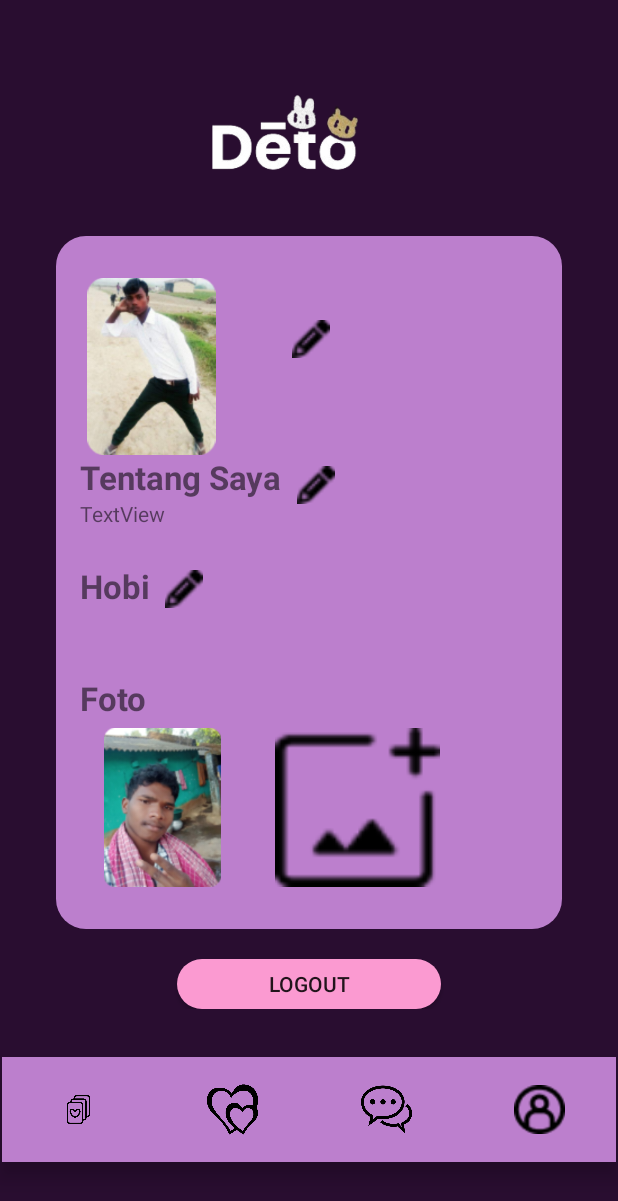
After one commit to excelsior09/Deto, an Android app: the profil screen opened directly, with no data from a screen before it, on a phone screen of 412 x 824 dp. The commit adds this screen. Shown: the top 1201 px of the screen. Run offline under Robolectric (Android 15) with nearby library versions, the phone set to English and light mode, and no system bars; our stand-ins replace Firebase (no records; nobody signed in at launch, a user with empty details on screens opened directly).

Commit message:
tambahan profil,match & asset

```diff
--- a/app/build.gradle.kts
+++ b/app/build.gradle.kts
@@ -45,9 +45,9 @@ dependencies {
     implementation(platform("com.google.firebase:firebase-bom:32.8.0"))
     implementation("com.google.firebase:firebase-analytics")
     implementation("com.google.firebase:firebase-auth-ktx")
-    implementation("androidx.navigation:navigation-fragment-ktx:2.7.7")
-    implementation("androidx.navigation:navigation-ui-ktx:2.7.7")
+    implementation("de.hdodenhof:circleimageview:2.2.0")
     testImplementation("junit:junit:4.13.2")
     androidTestImplementation("androidx.test.ext:junit:1.1.5")
     androidTestImplementation("androidx.test.espresso:espresso-core:3.5.1")
+
 }
--- a/app/src/main/java/com/example/deto/RegisterActivity.kt
+++ b/app/src/main/java/com/example/deto/RegisterActivity.kt
@@ -13,6 +13,7 @@ import com.google.firebase.auth.userProfileChangeRequest
 
 class RegisterActivity : AppCompatActivity() {
     lateinit var editFullName: EditText
+    lateinit var editUmur: EditText
     lateinit var editEmail: EditText
     lateinit var editPassword: EditText
     lateinit var editPasswordConf: EditText
@@ -32,6 +33,7 @@ class RegisterActivity : AppCompatActivity() {
         super.onCreate(savedInstanceState)
         setContentView(R.layout.activity_register)
         editFullName = findViewById(R.id.full_name)
+        editUmur = findViewById(R.id.umur)
         editEmail = findViewById(R.id.email)
         editPassword = findViewById(R.id.password)
         editPasswordConf = findViewById(R.id.password_conf)
@@ -58,6 +60,7 @@ class RegisterActivity : AppCompatActivity() {
 
     private fun processRegister() {
         val fullName = editFullName.text.toString()
+        val umur = editUmur.text.toString()
         val email = editEmail.text.toString()
         val password = editPassword.text.toString()
 
--- /dev/null
+++ b/app/src/main/java/com/example/deto/profil.kt
@@ -0,0 +1,63 @@
+package com.example.deto
+
+import android.content.Intent
+import androidx.appcompat.app.AppCompatActivity
+import android.os.Bundle
+import android.widget.Button
+import android.widget.TextView
+import com.google.android.material.bottomnavigation.BottomNavigationView
+import com.google.firebase.auth.FirebaseAuth
+
+
+class profil : AppCompatActivity() {
+    lateinit var textFullName: TextView
+//    lateinit var btnLogout: Button
+
+    val firebaseAuth = FirebaseAuth.getInstance()
+    override fun onCreate(savedInstanceState: Bundle?) {
+        super.onCreate(savedInstanceState)
+        setContentView(R.layout.activity_profil)
+        textFullName =findViewById(R.id.namaprofil)
+//        btnLogout = findViewById<Button>(R.id.btnLogout)
+
+        val firebaseUser = firebaseAuth.currentUser
+        if (firebaseUser!=null){
+            textFullName.text = firebaseUser.displayName
+        }else{
+            startActivity(Intent(this, LoginActivity::class.java))
+            finish()
+        }
+//        btnLogout.setOnClickListener {
+//            firebaseAuth.signOut()
+//            startActivity(Intent(this, LoginActivity::class.java))
+//            finish()
+//        }
+
+
+        val bottomNavigationView = findViewById<BottomNavigationView>(R.id.bottomNav)
+        bottomNavigationView.setOnItemSelectedListener { menuItem ->
+            when (menuItem.itemId) {
+                R.id.home -> {
+                    startActivity(Intent(this, home2::class.java))
+                    true
+                }
+
+                R.id.riwayat -> {
+                    startActivity(Intent(this, riwayat::class.java))
+                    true
+                }
+
+                R.id.chat -> {
+                    startActivity(Intent(this, riwayat::class.java))
+                    true
+                }
+
+                R.id.profil -> {
+                    true
+                }
+
+                else -> false
+            }
+        }
+    }
+}
--- /dev/null
+++ b/app/src/main/res/drawable/radiuskirimpesan.xml
@@ -0,0 +1,6 @@
+<?xml version="1.0" encoding="utf-8"?>
+<shape xmlns:android="http://schemas.android.com/apk/res/android"
+    android:shape="rectangle">
+    <solid android:color="#FB9AD1" />
+    <corners android:radius="30dp" />
+</shape>
--- /dev/null
+++ b/app/src/main/res/drawable/radiusprofilac.xml
@@ -0,0 +1,6 @@
+<?xml version="1.0" encoding="utf-8"?>
+<shape xmlns:android="http://schemas.android.com/apk/res/android"
+    android:shape="rectangle">
+    <solid android:color="#BC7FCD" />
+    <corners android:radius="20dp" />
+</shape>
--- /dev/null
+++ b/app/src/main/res/layout/activity_profil.xml
@@ -0,0 +1,205 @@
+<?xml version="1.0" encoding="utf-8"?>
+<androidx.constraintlayout.widget.ConstraintLayout xmlns:android="http://schemas.android.com/apk/res/android"
+    xmlns:app="http://schemas.android.com/apk/res-auto"
+    xmlns:tools="http://schemas.android.com/tools"
+    android:layout_width="match_parent"
+    android:layout_height="match_parent"
+    android:background="#F21E0125"
+    tools:context=".coba">
+
+    <ScrollView
+        android:layout_width="match_parent"
+        android:layout_height="0dp"
+        app:layout_constraintTop_toTopOf="parent"
+        app:layout_constraintBottom_toTopOf="@id/bottomNav"
+        app:layout_constraintEnd_toEndOf="parent"
+        app:layout_constraintStart_toStartOf="parent">
+
+        <!-- Isi konten di sini -->
+        <LinearLayout
+            android:layout_width="match_parent"
+            android:layout_height="wrap_content"
+            android:orientation="vertical"
+            android:gravity="center">
+
+            <!-- Your content here -->
+
+            <ImageView
+                android:id="@+id/imageView2"
+                android:layout_width="166dp"
+                android:layout_height="157dp"
+                app:layout_constraintBottom_toTopOf="@+id/constraintLayout"
+                app:layout_constraintEnd_toEndOf="parent"
+                app:layout_constraintHorizontal_bias="0.579"
+                app:layout_constraintStart_toStartOf="parent"
+                app:layout_constraintTop_toTopOf="parent"
+                app:srcCompat="@drawable/logo" />
+
+            <androidx.constraintlayout.widget.ConstraintLayout
+                android:id="@+id/constraintLayout"
+                android:layout_width="337dp"
+                android:layout_height="462dp"
+                android:background="@drawable/radiusprofilac"
+                app:layout_constraintBottom_toBottomOf="parent"
+                app:layout_constraintEnd_toEndOf="parent"
+                app:layout_constraintHorizontal_bias="0.492"
+                app:layout_constraintStart_toStartOf="parent">
+
+                <ImageView
+                    android:id="@+id/imageView5"
+                    android:layout_width="95dp"
+                    android:layout_height="118dp"
+                    android:layout_marginStart="16dp"
+                    android:layout_marginTop="28dp"
+                    app:layout_constraintStart_toStartOf="parent"
+                    app:layout_constraintTop_toTopOf="parent"
+                    app:srcCompat="@drawable/roy1" />
+
+                <TextView
+                    android:id="@+id/namaprofil"
+                    android:layout_width="wrap_content"
+                    android:layout_height="wrap_content"
+                    android:layout_marginStart="36dp"
+                    android:text="nama"
+                    android:textSize="22dp"
+                    android:textStyle="bold"
+                    app:layout_constraintBottom_toBottomOf="parent"
+                    app:layout_constraintStart_toEndOf="@+id/imageView5"
+                    app:layout_constraintTop_toTopOf="parent"
+                    app:layout_constraintVertical_bias="0.125" />
+
+                <ImageButton
+                    android:id="@+id/btnLogout"
+                    android:layout_width="25dp"
+                    android:layout_height="25dp"
+                    android:layout_marginStart="10dp"
+                    android:layout_marginTop="56dp"
+                    android:background="@drawable/pencil"
+                    app:layout_constraintStart_toEndOf="@+id/namaprofil"
+                    app:layout_constraintTop_toTopOf="parent" />
+
+                <TextView
+                    android:id="@+id/tentang"
+                    android:layout_width="wrap_content"
+                    android:layout_height="wrap_content"
+                    android:layout_marginStart="16dp"
+                    android:text="Tentang Saya"
+                    android:textSize="22dp"
+                    android:textStyle="bold"
+                    app:layout_constraintStart_toStartOf="parent"
+                    app:layout_constraintTop_toBottomOf="@+id/imageView5" />
+
+                <TextView
+                    android:id="@+id/hobi2"
+                    android:layout_width="wrap_content"
+                    android:layout_height="wrap_content"
+                    android:layout_marginStart="16dp"
+                    android:layout_marginTop="24dp"
+                    android:text="Hobi"
+                    android:textSize="22dp"
+                    android:textStyle="bold"
+                    app:layout_constraintStart_toStartOf="parent"
+                    app:layout_constraintTop_toBottomOf="@+id/textView6" />
+
+                <TextView
+                    android:id="@+id/foto"
+                    android:layout_width="wrap_content"
+                    android:layout_height="wrap_content"
+                    android:layout_marginStart="16dp"
+                    android:layout_marginTop="45dp"
+                    android:text="Foto"
+                    android:textSize="22dp"
+                    android:textStyle="bold"
+                    app:layout_constraintStart_toStartOf="parent"
+                    app:layout_constraintTop_toBottomOf="@+id/hobi2" />
+
+                <ImageButton
+                    android:id="@+id/edit2"
+                    android:layout_width="25dp"
+                    android:layout_height="25dp"
+                    android:layout_marginStart="10dp"
+                    android:layout_marginTop="7dp"
+                    android:background="@drawable/pencil"
+                    app:layout_constraintStart_toEndOf="@+id/tentang"
+                    app:layout_constraintTop_toBottomOf="@+id/imageView5" />
+
+                <ImageButton
+                    android:id="@+id/edit3"
+                    android:layout_width="25dp"
+                    android:layout_height="25dp"
+                    android:layout_marginStart="10dp"
+                    android:layout_marginTop="28dp"
+                    android:background="@drawable/pencil"
+                    app:layout_constraintStart_toEndOf="@+id/hobi2"
+                    app:layout_constraintTop_toBottomOf="@+id/textView6" />
+
+                <TextView
+                    android:id="@+id/textView6"
+                    android:layout_width="wrap_content"
+                    android:layout_height="wrap_content"
+                    android:text="TextView"
+                    app:layout_constraintEnd_toEndOf="parent"
+                    app:layout_constraintHorizontal_bias="0.057"
+                    app:layout_constraintStart_toStartOf="parent"
+                    app:layout_constraintTop_toBottomOf="@+id/tentang" />
+
+                <ImageView
+                    android:id="@+id/imageView6"
+                    android:layout_width="110dp"
+                    android:layout_height="106dp"
+                    android:layout_marginStart="16dp"
+                    android:layout_marginTop="5dp"
+                    app:layout_constraintStart_toStartOf="parent"
+                    app:layout_constraintTop_toBottomOf="@+id/foto"
+                    app:srcCompat="@drawable/roy2" />
+
+                <ImageButton
+                    android:id="@+id/tambahfoto"
+                    android:layout_width="110dp"
+                    android:layout_height="106dp"
+                    android:layout_marginStart="20dp"
+                    android:layout_marginTop="5dp"
+                    android:background="@drawable/btnimg"
+                    app:layout_constraintStart_toEndOf="@+id/imageView6"
+                    app:layout_constraintTop_toBottomOf="@+id/foto" />
+
+            </androidx.constraintlayout.widget.ConstraintLayout>
+
+            <!-- Button Login -->
+            <Button
+                android:id="@+id/btnlogin"
+                android:layout_width="176dp"
+                android:layout_height="33dp"
+                android:layout_marginTop="20dp"
+                android:background="@drawable/radiuskirimpesan"
+                android:text="Logout"
+                android:onClick="logout"
+                app:layout_constraintEnd_toEndOf="parent"
+                app:layout_constraintStart_toStartOf="parent"
+                app:layout_constraintTop_toBottomOf="@+id/constraintLayout" />
+
+        </LinearLayout>
+
+    </ScrollView>
+
+    <com.google.android.material.bottomnavigation.BottomNavigationView
+        android:id="@+id/bottomNav"
+        android:layout_width="409dp"
+        android:layout_height="70sp"
+        android:layout_marginStart="1dp"
+        android:layout_marginTop="658dp"
+        android:layout_marginEnd="1dp"
+        android:layout_marginBottom="3dp"
+        android:background="#BC7FCD"
+        app:itemIconSize="34sp"
+        app:itemIconTint="@color/black"
+        app:labelVisibilityMode="unlabeled"
+        app:layout_constraintBottom_toBottomOf="parent"
+        app:layout_constraintEnd_toEndOf="parent"
+        app:layout_constraintStart_toStartOf="parent"
+        app:layout_constraintTop_toTopOf="parent"
+        app:menu="@menu/botto_nav_menu" />
+
+    <!-- Bottom Navigation View -->
+
+</androidx.constraintlayout.widget.ConstraintLayout>
```
Also changed, not shown: app/src/main/AndroidManifest.xml (+10 -1 lines), app/src/main/java/com/example/deto/MainActivity.kt (+7 -13 lines), app/src/main/java/com/example/deto/home2.kt (+12 -4 lines), app/src/main/java/com/example/deto/jodoh.kt (added, +33 -0 lines), app/src/main/java/com/example/deto/riwayat.kt (+28 -0 lines), app/src/main/res/drawable/radiusntar.xml (added, +9 -0 lines), app/src/main/res/layout/activity_jodoh.xml (added, +143 -0 lines), app/src/main/res/layout/activity_register.xml (+12 -0 lines), app/src/main/res/drawable/bgmatch.png (added), app/src/main/res/drawable/btnimg.png (added), app/src/main/res/drawable/pencil.png (added), app/src/main/res/drawable/roy1.png (added), app/src/main/res/drawable/roy2.png (added).
